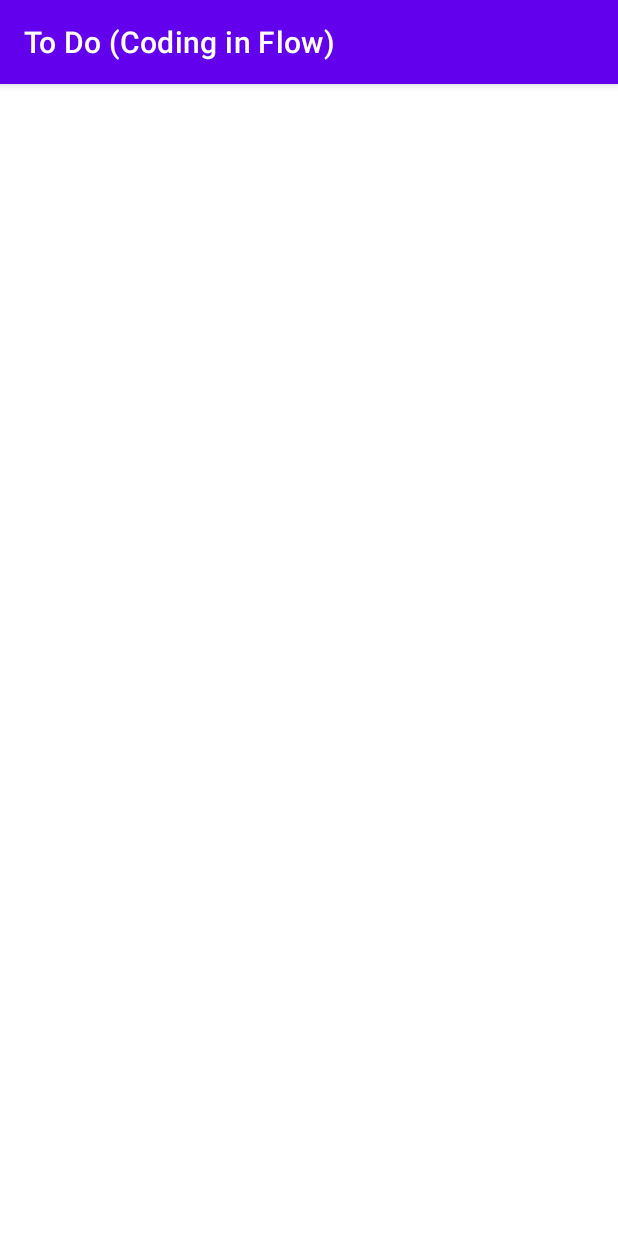
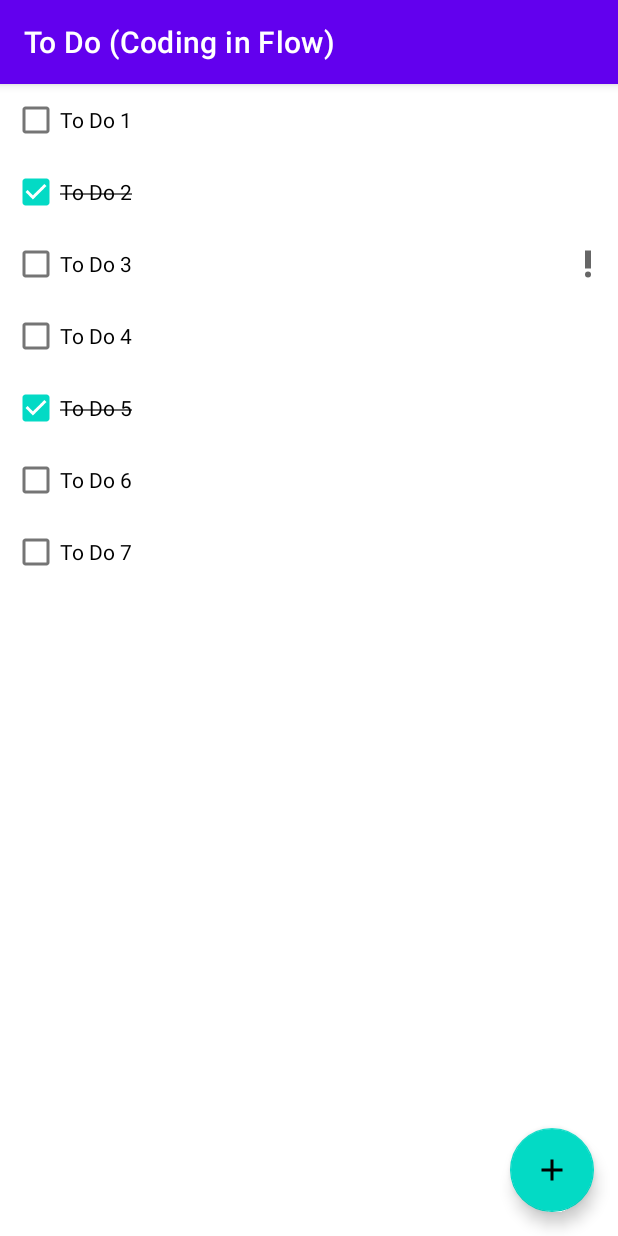
Before and after one commit to AndroidDeveloperSanjar/To-Do-App-Coding-in-Flow-, an Android app: the screen it shows after launch (MainActivity), on a phone screen of 412 x 824 dp. Run offline under Robolectric (Android 15) with nearby library versions, the phone set to English and light mode, and no system bars; our stand-ins replace Dagger/Hilt's generated code, Room's generated code; libraries missing offline, so code that uses them is left out: androidx.hilt.lifecycle.

Commit message:
Added DI and Created DB!

```diff
--- a/app/build.gradle
+++ b/app/build.gradle
@@ -27,6 +27,11 @@ android {
             proguardFiles getDefaultProguardFile('proguard-android-optimize.txt'), 'proguard-rules.pro'
         }
     }
+
+    buildFeatures {
+        viewBinding true
+    }
+
     compileOptions {
         sourceCompatibility JavaVersion.VERSION_1_8
         targetCompatibility JavaVersion.VERSION_1_8
@@ -53,9 +58,9 @@ dependencies {
     implementation "androidx.fragment:fragment-ktx:$fragmentVersion"
 
     // Lifecycle + ViewModel & LiveData
-    implementation "androidx.lifecycle:lifecycle-viewmodel-ktx:$lifecycleVersion"
-    implementation "androidx.lifecycle:lifecycle-livedata-ktx:$lifecycleVersion"
-    implementation "android.arch.lifecycle:common-java8:$lifecycleVersion"
+    implementation "androidx.lifecycle:lifecycle-viewmodel-ktx:$lifecycle_version"
+    implementation "androidx.lifecycle:lifecycle-livedata-ktx:$lifecycle_version"
+    //implementation "android.arch.lifecycle:common-java8:$lifecycle_version"
 
     // Navigation Component
     implementation "androidx.navigation:navigation-fragment-ktx:$navigationVersion"
--- a/app/src/main/AndroidManifest.xml
+++ b/app/src/main/AndroidManifest.xml
@@ -3,6 +3,7 @@
     package="uz.androbeck.todoapp">
 
     <application
+        android:name=".ToDoApplication"
         android:allowBackup="true"
         android:icon="@mipmap/ic_launcher"
         android:label="@string/app_name"
--- /dev/null
+++ b/app/src/main/java/uz/androbeck/todoapp/ToDoApplication.kt
@@ -0,0 +1,8 @@
+package uz.androbeck.todoapp
+
+import android.app.Application
+import dagger.hilt.android.HiltAndroidApp
+
+@HiltAndroidApp
+class ToDoApplication : Application() {
+}
--- a/app/src/main/java/uz/androbeck/todoapp/data/TaskDatabase.kt
+++ b/app/src/main/java/uz/androbeck/todoapp/data/TaskDatabase.kt
@@ -3,24 +3,36 @@ package uz.androbeck.todoapp.data
 import androidx.room.Database
 import androidx.room.RoomDatabase
 import androidx.sqlite.db.SupportSQLiteDatabase
+import kotlinx.coroutines.CoroutineScope
+import kotlinx.coroutines.launch
+import uz.androbeck.todoapp.di.ApplicationScope
 import javax.inject.Inject
 import javax.inject.Provider
 
-@Database(entities = [TaskDao::class],version = 1)
+@Database(entities = [Task::class], version = 1)
 abstract class TaskDatabase : RoomDatabase() {
 
     abstract fun taskDao(): TaskDao
 
     class Callback @Inject constructor(
-        private val database: Provider<TaskDatabase>
-    ) : RoomDatabase.Callback(){
+        private val database: Provider<TaskDatabase>,
+        @ApplicationScope private val applicationScope: CoroutineScope
+    ) : RoomDatabase.Callback() {
 
         override fun onCreate(db: SupportSQLiteDatabase) {
             super.onCreate(db)
 
-            database.get()
+            val dao = database.get().taskDao()
 
-            //
+            applicationScope.launch {
+                dao.insert(Task("To Do 1"))
+                dao.insert(Task("To Do 2", completed = true))
+                dao.insert(Task("To Do 3", important = true))
+                dao.insert(Task("To Do 4"))
+                dao.insert(Task("To Do 5", completed = true))
+                dao.insert(Task("To Do 6"))
+                dao.insert(Task("To Do 7"))
+            }
         }
     }
 }
--- a/app/src/main/java/uz/androbeck/todoapp/di/AppModule.kt
+++ b/app/src/main/java/uz/androbeck/todoapp/di/AppModule.kt
@@ -6,7 +6,10 @@ import dagger.Module
 import dagger.Provides
 import dagger.hilt.InstallIn
 import dagger.hilt.android.components.ApplicationComponent
+import kotlinx.coroutines.CoroutineScope
+import kotlinx.coroutines.SupervisorJob
 import uz.androbeck.todoapp.data.TaskDatabase
+import javax.inject.Qualifier
 import javax.inject.Singleton
 
 @Module
@@ -24,4 +27,13 @@ object AppModule {
     @Provides
     fun provideTaskDao(db: TaskDatabase) = db.taskDao()
 
+    @ApplicationScope
+    @Provides
+    @Singleton
+    fun provideApplicationScope() = CoroutineScope(SupervisorJob())
+
 }
+
+@Retention(AnnotationRetention.RUNTIME)
+@Qualifier
+annotation class ApplicationScope
--- a/app/src/main/java/uz/androbeck/todoapp/ui/MainActivity.kt
+++ b/app/src/main/java/uz/androbeck/todoapp/ui/MainActivity.kt
@@ -2,8 +2,10 @@ package uz.androbeck.todoapp.ui
 
 import androidx.appcompat.app.AppCompatActivity
 import android.os.Bundle
+import dagger.hilt.android.AndroidEntryPoint
 import uz.androbeck.todoapp.R
 
+@AndroidEntryPoint
 class MainActivity : AppCompatActivity() {
     override fun onCreate(savedInstanceState: Bundle?) {
         super.onCreate(savedInstanceState)
--- /dev/null
+++ b/app/src/main/java/uz/androbeck/todoapp/ui/tasks/TasksAdapter.kt
@@ -0,0 +1,43 @@
+package uz.androbeck.todoapp.ui.tasks
+
+import android.view.LayoutInflater
+import android.view.ViewGroup
+import androidx.core.view.isVisible
+import androidx.recyclerview.widget.DiffUtil
+import androidx.recyclerview.widget.ListAdapter
+import androidx.recyclerview.widget.RecyclerView
+import uz.androbeck.todoapp.data.Task
+import uz.androbeck.todoapp.databinding.ItemTaskBinding
+
+class TasksAdapter : ListAdapter<Task, TasksAdapter.TasksViewHolder>(DiffCallBack()) {
+
+    override fun onCreateViewHolder(parent: ViewGroup, viewType: Int) = TasksViewHolder(
+        ItemTaskBinding.inflate(LayoutInflater.from(parent.context), parent, false)
+    )
+
+    override fun onBindViewHolder(holder: TasksViewHolder, position: Int) =
+        holder.bind(getItem(position))
+
+
+    inner class TasksViewHolder(
+        private val binding: ItemTaskBinding
+    ) : RecyclerView.ViewHolder(binding.root) {
+
+        fun bind(task: Task) {
+            binding.apply {
+                checkBoxCompleted.isChecked = task.completed
+                textViewName.text = task.name
+                textViewName.paint.isStrikeThruText = task.completed
+                labelPriority.isVisible = task.important
+            }
+        }
+    }
+
+    class DiffCallBack : DiffUtil.ItemCallback<Task>() {
+        override fun areItemsTheSame(oldItem: Task, newItem: Task) =
+            oldItem.id == newItem.id
+
+        override fun areContentsTheSame(oldItem: Task, newItem: Task) =
+            oldItem == newItem
+    }
+}
--- a/app/src/main/java/uz/androbeck/todoapp/ui/tasks/TasksFragment.kt
+++ b/app/src/main/java/uz/androbeck/todoapp/ui/tasks/TasksFragment.kt
@@ -1,8 +1,36 @@
 package uz.androbeck.todoapp.ui.tasks
 
+import android.os.Bundle
+import android.view.View
 import androidx.fragment.app.Fragment
+import androidx.fragment.app.viewModels
+import androidx.recyclerview.widget.LinearLayoutManager
+import dagger.hilt.android.AndroidEntryPoint
 import uz.androbeck.todoapp.R
+import uz.androbeck.todoapp.databinding.FragmentTasksBinding
 
+@AndroidEntryPoint
 class TasksFragment : Fragment(R.layout.fragment_tasks) {
 
+    private val viewModel: TasksViewModel by viewModels()
+
+    override fun onViewCreated(view: View, savedInstanceState: Bundle?) {
+        super.onViewCreated(view, savedInstanceState)
+
+        val binding = FragmentTasksBinding.bind(view)
+
+        val tasksAdapter = TasksAdapter()
+
+        binding.apply {
+            recyclerViewTasks.apply {
+                adapter = tasksAdapter
+                layoutManager = LinearLayoutManager(requireContext())
+                setHasFixedSize(true)
+            }
+        }
+
+        viewModel.tasks.observe(viewLifecycleOwner, {
+            tasksAdapter.submitList(it)
+        })
+    }
 }
--- /dev/null
+++ b/app/src/main/java/uz/androbeck/todoapp/ui/tasks/TasksViewModel.kt
@@ -0,0 +1,13 @@
+package uz.androbeck.todoapp.ui.tasks
+
+import androidx.hilt.lifecycle.ViewModelInject
+import androidx.lifecycle.ViewModel
+import androidx.lifecycle.asLiveData
+import uz.androbeck.todoapp.data.TaskDao
+
+class TasksViewModel @ViewModelInject constructor(
+    private val taskDao: TaskDao
+) : ViewModel() {
+
+    val tasks = taskDao.getTasks().asLiveData()
+}
--- a/app/src/main/res/navigation/nav_graph.xml
+++ b/app/src/main/res/navigation/nav_graph.xml
@@ -1,6 +1,13 @@
 <?xml version="1.0" encoding="utf-8"?>
 <navigation xmlns:android="http://schemas.android.com/apk/res/android"
     xmlns:app="http://schemas.android.com/apk/res-auto"
-    android:id="@+id/nav_graph">
+    xmlns:tools="http://schemas.android.com/tools"
+    android:id="@+id/nav_graph"
+    app:startDestination="@id/tasksFragment">
 
+    <fragment
+        android:id="@+id/tasksFragment"
+        android:name="uz.androbeck.todoapp.ui.tasks.TasksFragment"
+        android:label="fragment_tasks"
+        tools:layout="@layout/fragment_tasks" />
 </navigation>
--- a/build.gradle
+++ b/build.gradle
@@ -19,7 +19,7 @@ buildscript {
         junitVersion = "4.13.1"
         kotlinVersion = "1.4.20"
         ktxVersion = "1.3.2"
-        lifecycleVersion = "2.2.0"
+        lifecycle_version = "2.2.0"
         materialVersion = "1.3.0-alpha03"
         navigationVersion = "2.3.1"
         roomVersion = "2.2.5"
@@ -30,7 +30,7 @@ buildscript {
         jcenter()
     }
     dependencies {
-        classpath "com.android.tools.build:gradle:4.2.0-alpha16"
+        classpath 'com.android.tools.build:gradle:7.0.0-alpha01'
         classpath "org.jetbrains.kotlin:kotlin-gradle-plugin:1.4.20"
         classpath "androidx.navigation:navigation-safe-args-gradle-plugin:$navigationVersion"
         classpath "com.google.dagger:hilt-android-gradle-plugin:$hiltVersion"
```
Also changed, not shown: gradle/wrapper/gradle-wrapper.properties.
